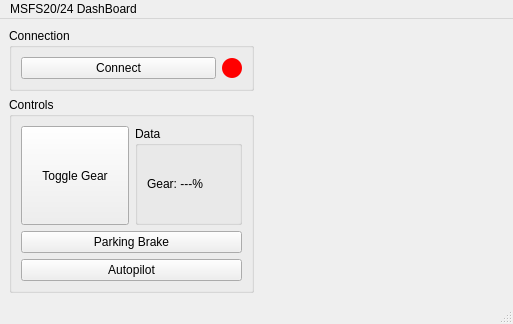
zacario-li/msfs_dashboard, file src/mainwindow.ui: the form before one commit.
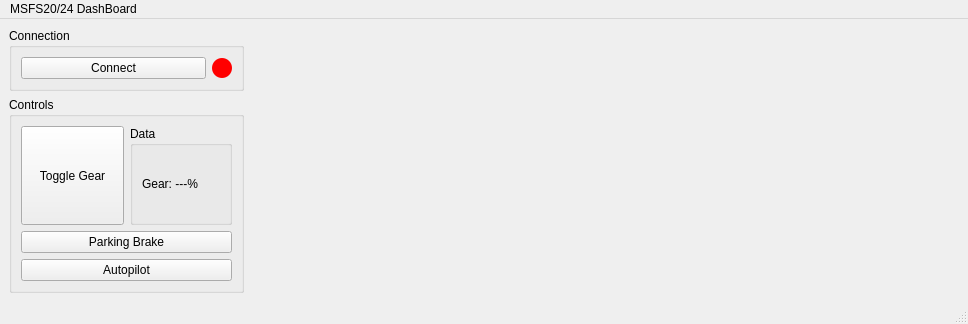
The form after the commit. Custom widgets are drawn as their Qt base class.

Commit message: add compass module

Patch:
```diff
--- a/src/mainwindow.ui
+++ b/src/mainwindow.ui
@@ -6,7 +6,7 @@
    <rect>
     <x>0</x>
     <y>0</y>
-    <width>513</width>
+    <width>968</width>
     <height>324</height>
    </rect>
   </property>
@@ -16,7 +16,7 @@
   <widget class="QWidget" name="centralwidget">
    <layout class="QGridLayout" name="gridLayout">
     <item row="1" column="0">
-     <layout class="QHBoxLayout" name="horizontalLayout_2">
+     <layout class="QHBoxLayout" name="horizontalLayout_2" stretch="2,3,3">
       <item>
        <layout class="QVBoxLayout" name="verticalLayout_3" stretch="0,2">
         <item>
@@ -130,6 +130,9 @@
       <item>
        <widget class="AttitudeIndicator" name="attitudeIndicator" native="true"/>
       </item>
+      <item>
+       <widget class="Compass" name="compass" native="true"/>
+      </item>
      </layout>
     </item>
    </layout>
@@ -139,7 +142,7 @@
     <rect>
      <x>0</x>
      <y>0</y>
-     <width>513</width>
+     <width>968</width>
      <height>22</height>
     </rect>
    </property>
@@ -165,6 +168,12 @@
    <header>AttitudeIndicator.h</header>
    <container>1</container>
   </customwidget>
+  <customwidget>
+   <class>Compass</class>
+   <extends>QWidget</extends>
+   <header>Compass.h</header>
+   <container>1</container>
+  </customwidget>
  </customwidgets>
  <resources/>
  <connections/>
```
The commit also changes 6 other files.
